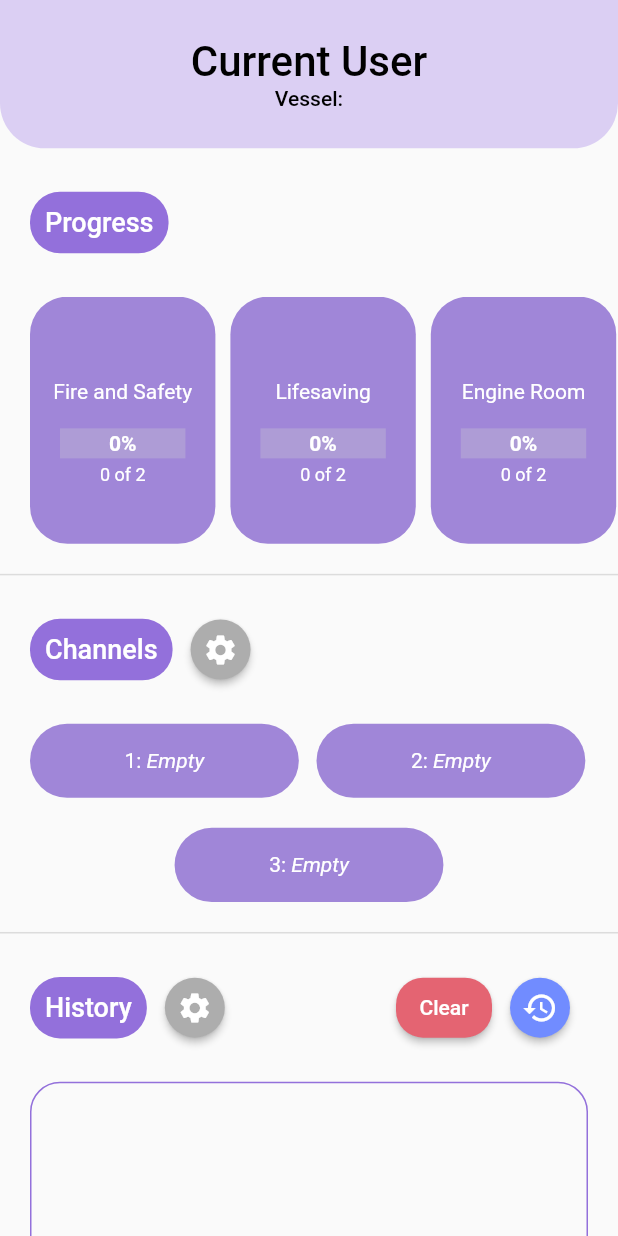
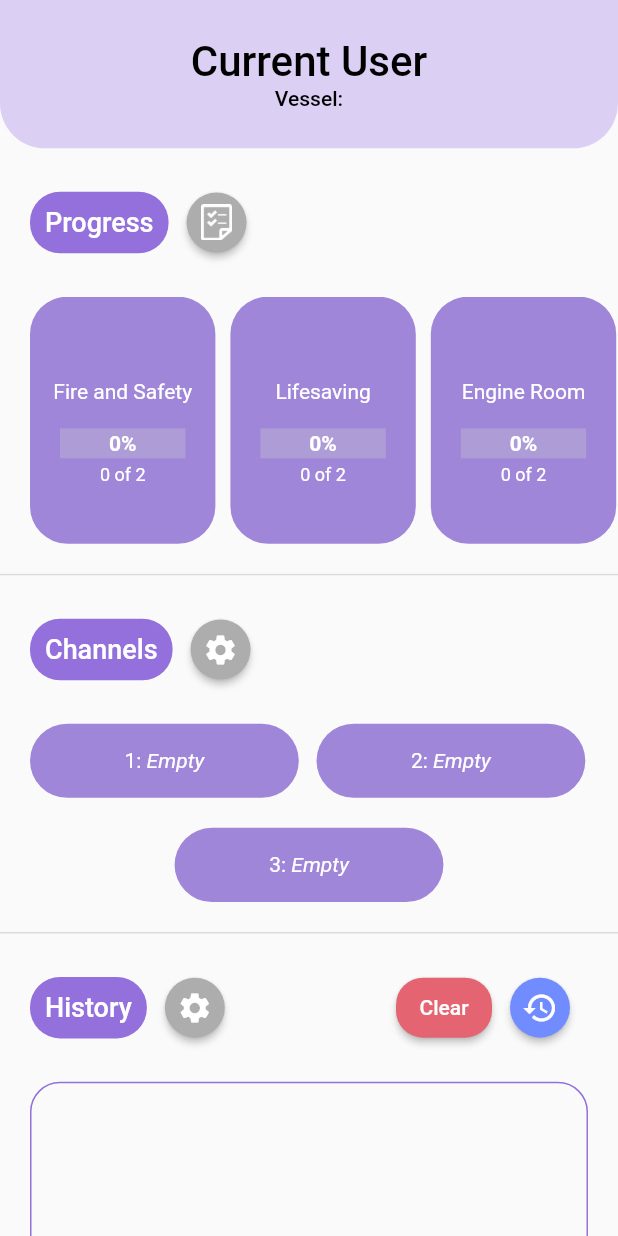
Before and after one commit to nathanbaitup/shipping-inspection-application, a Flutter app: the HomeHub screen opened directly, on a phone screen of 412 x 824 dp. Run offline on Flutter 3.47's test engine with Material 2 defaults, Android fonts, the phone set to English and light mode, and no system bars; drawn by our look-alikes of percent_indicator; our stand-ins replace camera, cloud_firestore, dio, firebase_core, firebase_storage, flutter_image_slideshow and 6 more; missing offline and left inert: agora_rtc_engine, ar_flutter_plugin, onboarding, perfect_volume_control, qr_code_scanner; accounts and stored records are empty; network calls fail.

Commit message:
Added to-do icon for tasks page button

```diff
--- a/lib/sectors/home/home_hub.dart
+++ b/lib/sectors/home/home_hub.dart
@@ -90,7 +90,23 @@ class _HomeHubState extends State<HomeHub> {
                               child: Row(
                                 children: [
                                   sectionHeader("Progress"),
-
+                                  TextButton(
+                                    style: TextButton.styleFrom(
+                                      primary: Colors.white,
+                                      backgroundColor: AppColours.appGrey,
+                                      elevation: 2,
+                                      shape: const CircleBorder(),
+                                    ),
+                                    child: const ImageIcon(AssetImage("images/todo.png")),
+                                    onPressed: () {
+                                      Navigator.push(
+                                        context,
+                                        MaterialPageRoute(
+                                          builder: (context) => const TasksPage(vesselID: ''),
+                                        ),
+                                      );
+                                    },
+                                  ),
                                 ],
                               ),
                             ),
```
